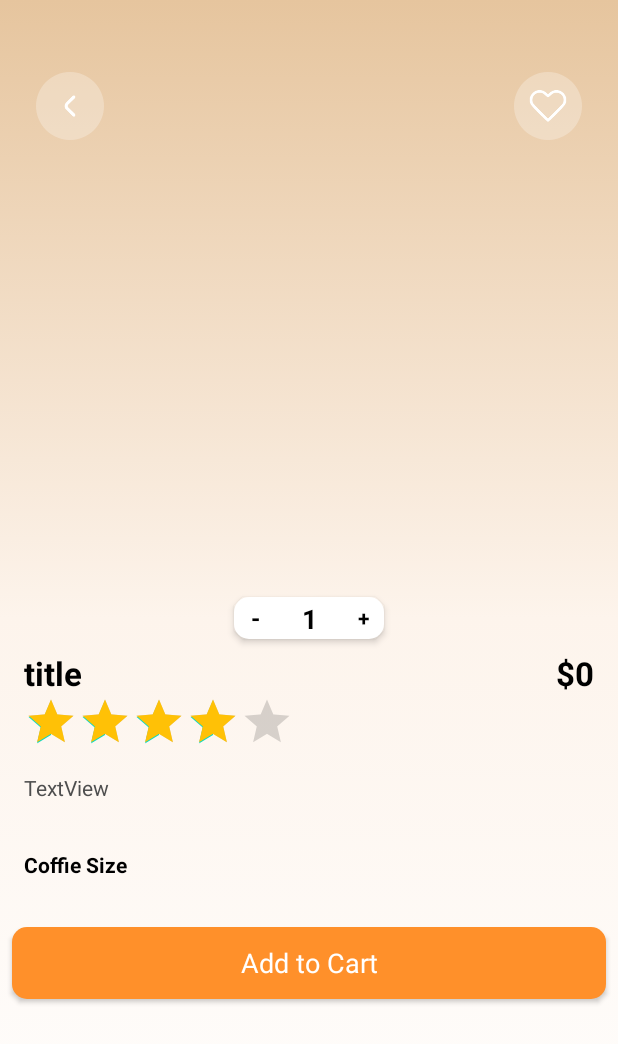
After one commit to ArchikDev/OnlineShopCoffee, an Android app: the DetailActivity screen opened directly, with no data from a screen before it, on a phone screen of 412 x 824 dp. The commit adds this screen. Shown: the top 1044 px of the screen. Run offline under Robolectric (Android 15) with nearby library versions, the phone set to English and light mode, and no system bars; our stand-ins replace CircleImageView.

Commit message:
markup detail activity

```diff
--- a/app/src/main/AndroidManifest.xml
+++ b/app/src/main/AndroidManifest.xml
@@ -13,6 +13,9 @@
         android:theme="@style/Theme.OnlineShopCoffee"
         tools:targetApi="31">
         <activity
+            android:name=".activity.DetailActivity"
+            android:exported="false" />
+        <activity
             android:name=".activity.BaseActivity"
             android:exported="false" />
         <activity
@@ -26,7 +29,7 @@
         </activity>
         <activity
             android:name=".activity.MainActivity"
-            android:exported="false"></activity>
+            android:exported="false" />
     </application>
 
 </manifest>
--- /dev/null
+++ b/app/src/main/java/com/ar4uk/onlineshopcoffee/activity/DetailActivity.kt
@@ -0,0 +1,17 @@
+package com.ar4uk.onlineshopcoffee.activity
+
+import android.os.Bundle
+import androidx.activity.enableEdgeToEdge
+import androidx.appcompat.app.AppCompatActivity
+import androidx.core.view.ViewCompat
+import androidx.core.view.WindowInsetsCompat
+import com.ar4uk.onlineshopcoffee.R
+
+class DetailActivity : AppCompatActivity() {
+    override fun onCreate(savedInstanceState: Bundle?) {
+        super.onCreate(savedInstanceState)
+
+        setContentView(R.layout.activity_detail)
+
+    }
+}
--- /dev/null
+++ b/app/src/main/res/drawable/light_gradient.xml
@@ -0,0 +1,14 @@
+<?xml version="1.0" encoding="utf-8"?>
+<selector xmlns:android="http://schemas.android.com/apk/res/android">
+    <item>
+        <shape android:shape="rectangle">
+            <gradient
+                android:startColor="@color/white"
+                android:endColor="@color/lightOrange"
+                android:centerColor="#fdf4ec"
+                android:angle="90"
+                />
+
+        </shape>
+    </item>
+</selector>
--- /dev/null
+++ b/app/src/main/res/layout/activity_detail.xml
@@ -0,0 +1,187 @@
+<?xml version="1.0" encoding="utf-8"?>
+<androidx.constraintlayout.widget.ConstraintLayout xmlns:android="http://schemas.android.com/apk/res/android"
+    xmlns:app="http://schemas.android.com/apk/res-auto"
+    xmlns:tools="http://schemas.android.com/tools"
+    android:id="@+id/main"
+    android:background="@drawable/light_gradient"
+    android:layout_width="match_parent"
+    android:layout_height="match_parent"
+    tools:context=".activity.DetailActivity">
+
+    <ScrollView
+        android:layout_width="match_parent"
+        android:layout_height="match_parent">
+
+        <LinearLayout
+            android:layout_width="match_parent"
+            android:layout_height="wrap_content"
+            android:orientation="vertical" >
+
+            <androidx.constraintlayout.widget.ConstraintLayout
+                android:layout_width="match_parent"
+                android:layout_height="match_parent">
+
+                <com.google.android.material.imageview.ShapeableImageView
+                    android:id="@+id/picDetail"
+                    android:layout_width="0dp"
+                    android:layout_height="390dp"
+                    android:layout_margin="16dp"
+                    app:shapeAppearanceOverlay="@style/CircleImageView2"
+                    android:layout_marginBottom="24dp"
+                    android:scaleType="centerCrop"
+                    app:layout_constraintBottom_toBottomOf="parent"
+                    app:layout_constraintEnd_toEndOf="parent"
+                    app:layout_constraintStart_toStartOf="parent"
+                    app:layout_constraintTop_toTopOf="parent"
+                    tools:srcCompat="@tools:sample/backgrounds/scenic" />
+
+                <ImageView
+                    android:id="@+id/btnBackDetail"
+                    android:layout_width="wrap_content"
+                    android:layout_height="wrap_content"
+                    android:layout_marginStart="24dp"
+                    android:layout_marginTop="48dp"
+                    app:layout_constraintStart_toStartOf="parent"
+                    app:layout_constraintTop_toTopOf="parent"
+                    app:srcCompat="@drawable/back" />
+
+                <ImageView
+                    android:id="@+id/favDetail"
+                    android:layout_width="wrap_content"
+                    android:layout_marginEnd="24dp"
+                    android:layout_height="wrap_content"
+                    app:layout_constraintEnd_toEndOf="parent"
+                    app:layout_constraintTop_toTopOf="@+id/btnBackDetail"
+                    app:srcCompat="@drawable/favorite_white" />
+
+                <androidx.constraintlayout.widget.ConstraintLayout
+                    android:layout_width="100dp"
+                    android:layout_height="match_parent"
+                    android:layout_marginBottom="8dp"
+                    android:background="@drawable/white_bg"
+                    android:elevation="3dp"
+                    app:layout_constraintBottom_toBottomOf="@+id/picDetail"
+                    app:layout_constraintEnd_toEndOf="parent"
+                    app:layout_constraintStart_toStartOf="parent"
+                    app:layout_constraintTop_toBottomOf="@+id/picDetail">
+
+                    <TextView
+                        android:id="@+id/decDetail"
+                        android:layout_width="28dp"
+                        android:layout_height="28dp"
+                        android:gravity="center"
+                        android:text="-"
+                        android:textColor="@color/black"
+                        android:textSize="16sp"
+                        android:textStyle="bold"
+                        app:layout_constraintBottom_toBottomOf="parent"
+                        app:layout_constraintStart_toStartOf="parent"
+                        app:layout_constraintTop_toTopOf="parent" />
+
+                    <TextView
+                        android:id="@+id/incDetail"
+                        android:layout_width="28dp"
+                        android:layout_height="28dp"
+                        android:gravity="center"
+                        android:text="+"
+                        android:textColor="@color/black"
+                        android:textStyle="bold"
+                        app:layout_constraintBottom_toBottomOf="parent"
+                        app:layout_constraintEnd_toEndOf="parent"
+                        app:layout_constraintTop_toTopOf="parent" />
+
+                    <TextView
+                        android:id="@+id/counterDetail"
+                        android:layout_width="wrap_content"
+                        android:layout_height="wrap_content"
+                        android:text="1"
+                        android:textColor="@color/black"
+                        android:textSize="18sp"
+                        android:textStyle="bold"
+                        app:layout_constraintBottom_toBottomOf="parent"
+                        app:layout_constraintEnd_toStartOf="@+id/incDetail"
+                        app:layout_constraintStart_toEndOf="@+id/decDetail"
+                        app:layout_constraintTop_toTopOf="parent" />
+
+                </androidx.constraintlayout.widget.ConstraintLayout>
+            </androidx.constraintlayout.widget.ConstraintLayout>
+            <LinearLayout
+                android:layout_width="match_parent"
+                android:layout_height="match_parent"
+                android:orientation="horizontal"
+                android:layout_marginStart="16dp"
+                android:layout_marginEnd="16dp"
+                tools:layout_editor_absoluteX="156dp"
+                tools:layout_editor_absoluteY="434dp">
+
+                <TextView
+                    android:id="@+id/titleDetail"
+                    android:layout_width="wrap_content"
+                    android:layout_height="wrap_content"
+                    android:layout_weight="1"
+                    android:textStyle="bold"
+                    android:textColor="@color/black"
+                    android:textSize="22sp"
+                    android:text="title" />
+
+                <TextView
+                    android:id="@+id/priceDetail"
+                    android:layout_width="wrap_content"
+                    android:layout_height="wrap_content"
+                    android:textSize="22sp"
+                    android:textStyle="bold"
+                    android:textColor="@color/black"
+                    android:text="$0" />
+            </LinearLayout>
+
+            <RatingBar
+                android:id="@+id/ratingBar"
+                style="?attr/ratingBarStyleIndicator"
+                android:layout_marginStart="16dp"
+                android:numStars="5"
+                android:progress="5"
+                android:progressTint="@color/yellow"
+                android:rating="4"
+                android:layout_width="wrap_content"
+                android:layout_height="wrap_content" />
+
+            <TextView
+                android:id="@+id/descriptionDetail"
+                android:layout_width="match_parent"
+                android:layout_height="wrap_content"
+                android:layout_margin="16dp"
+                android:textColor="@color/darkGrey"
+                android:text="TextView" />
+
+            <TextView
+                android:id="@+id/coffeSizeDetail"
+                android:layout_width="match_parent"
+                android:layout_height="wrap_content"
+                android:layout_margin="16dp"
+                android:textSize="14sp"
+                android:textStyle="bold"
+                android:textColor="@color/black"
+                android:text="Coffie Size" />
+
+            <androidx.recyclerview.widget.RecyclerView
+                android:id="@+id/sizeList"
+                android:clipToPadding="false"
+                android:paddingStart="12dp"
+                android:paddingEnd="12sp"
+                android:layout_marginTop="8dp"
+                android:layout_width="match_parent"
+                android:layout_height="match_parent" />
+
+            <androidx.appcompat.widget.AppCompatButton
+                android:id="@+id/addToCartBtn"
+                style="@android:style/Widget.Button"
+                android:background="@drawable/orange_bg"
+                android:textColor="@color/white"
+                android:textSize="18sp"
+                android:layout_width="match_parent"
+                android:layout_height="wrap_content"
+                android:layout_margin="8dp"
+                android:text="Add to Cart" />
+        </LinearLayout>
+    </ScrollView>
+</androidx.constraintlayout.widget.ConstraintLayout>
--- a/app/src/main/res/layout/activity_main.xml
+++ b/app/src/main/res/layout/activity_main.xml
@@ -3,6 +3,7 @@
     xmlns:app="http://schemas.android.com/apk/res-auto"
     xmlns:tools="http://schemas.android.com/tools"
     android:id="@+id/main"
+    android:background="@drawable/light_gradient"
     android:layout_width="match_parent"
     android:layout_height="match_parent"
     tools:context=".activity.MainActivity">
--- a/app/src/main/res/values/themes.xml
+++ b/app/src/main/res/values/themes.xml
@@ -12,4 +12,9 @@
         <item name="cornerFamily">rounded</item>
         <item name="cornerSize">10dp</item>
     </style>
+
+    <style name="CircleImageView2" parent="Base.Theme.OnlineShopCoffee">
+        <item name="cornerFamily">rounded</item>
+        <item name="cornerSize">20dp</item>
+    </style>
 </resources>
```
